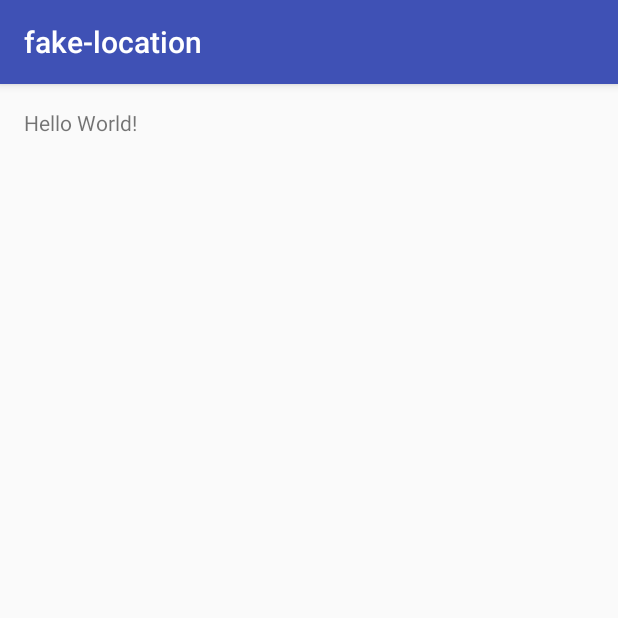
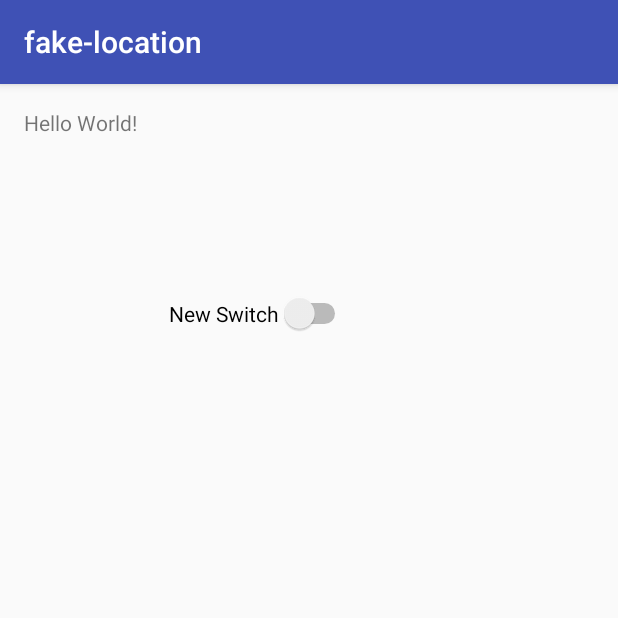
Before and after one commit to yooyisi/fake-location, an Android app: the screen it shows after launch (MainActivity), on a phone screen of 412 x 824 dp, the top half of it. Run offline under Robolectric (Android 15) with nearby library versions, the phone set to English and light mode, and no system bars.

Commit message:
switch added

```diff
--- a/app/src/main/java/com/example/android/fake_location/MainActivity.java
+++ b/app/src/main/java/com/example/android/fake_location/MainActivity.java
@@ -1,13 +1,46 @@
 package com.example.android.fake_location;
 
+import android.os.Bundle;
 import android.support.v7.app.AppCompatActivity;
-import android.os.Bundle;
+import android.widget.CompoundButton;
+import android.widget.Switch;
+import android.widget.Toast;
 
 public class MainActivity extends AppCompatActivity {
+
+    private Switch turnOn;
+    private boolean isOn;
+    private Toast myToast;
 
     @Override
     protected void onCreate(Bundle savedInstanceState) {
         super.onCreate(savedInstanceState);
         setContentView(R.layout.activity_main);
+
+        turnOn = (Switch) findViewById(R.id.mySwitch);
+
+        //set it to off
+        turnOn.setChecked(false);
+        //set a listener
+        turnOn.setOnCheckedChangeListener(
+                new CompoundButton.OnCheckedChangeListener(){
+
+                    @Override
+                    public void onCheckedChanged(CompoundButton buttonView,boolean isChecked){
+                        if(isChecked){
+                            isOn = true;
+                            displayToast("you are current in Stuttgart");
+                        }else {
+                            isOn = false;
+                            displayToast("mock location is off");
+                        }
+                    }
+                }
+        );
     }
+
+    public void displayToast(String str){
+        Toast.makeText(this, str, Toast.LENGTH_SHORT).show();
+    }
+
 }
--- a/app/src/main/res/layout/activity_main.xml
+++ b/app/src/main/res/layout/activity_main.xml
@@ -15,4 +15,16 @@
         android:text="Hello World!"
         android:id="@+id/textView" />
 
+    <Switch
+        android:layout_width="wrap_content"
+        android:layout_height="wrap_content"
+        android:text="New Switch"
+        android:id="@+id/mySwitch"
+        android:layout_marginTop="104dp"
+        android:layout_below="@+id/textView"
+        android:layout_toRightOf="@+id/textView"
+        android:layout_toEndOf="@+id/textView"
+        android:layout_marginLeft="21dp"
+        android:layout_marginStart="21dp" />
+
 </RelativeLayout>
```
Also changed, not shown: app/src/debug/AndroidManifest.xml (added, +22 -0 lines).
